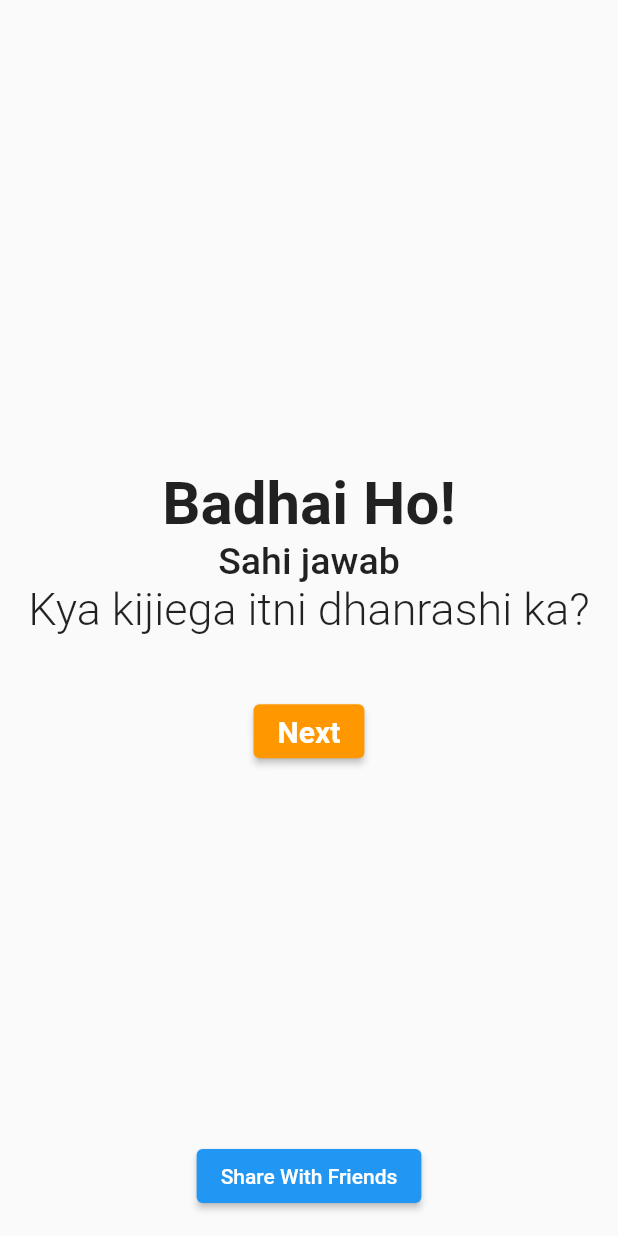
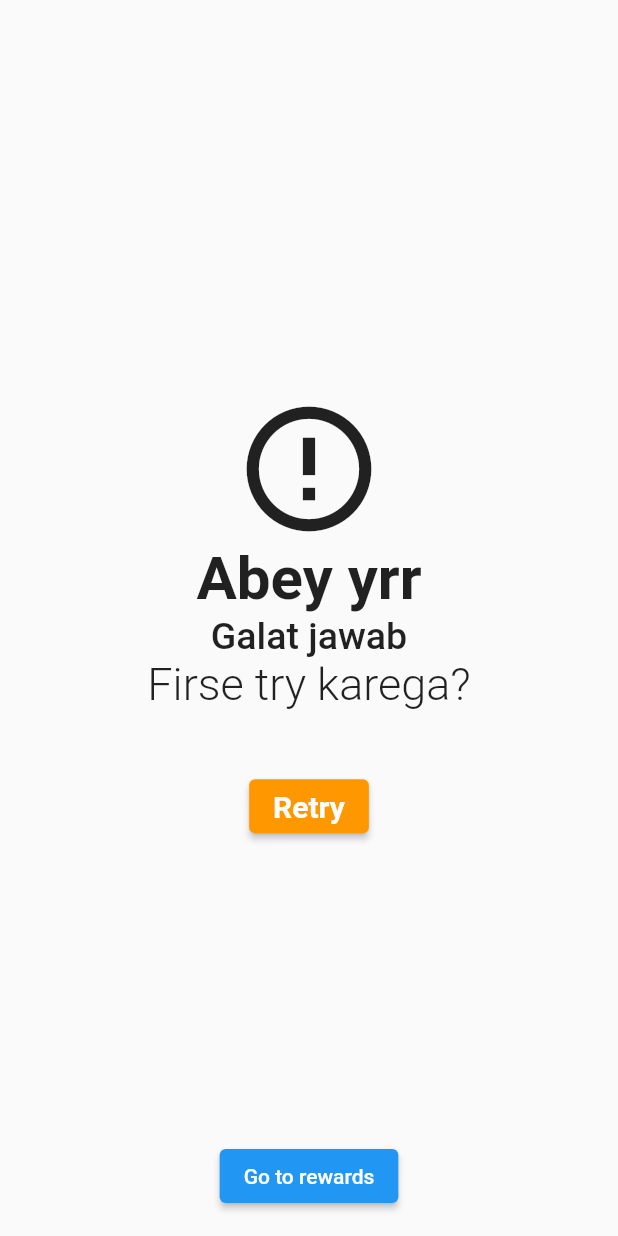
Before and after one commit to YuvrajSingh3110/Flutter_Quiz_App, a Flutter app: the screen it shows after launch, on a phone screen of 412 x 824 dp. Run offline on Flutter 3.47's test engine with Material 2 defaults, Android fonts, the phone set to English and light mode, and no system bars; drawn by our look-alikes of overlay_support; our stand-ins replace carousel_slider, cloud_firestore, confetti, firebase_auth, firebase_core, flutter_signin_button and 3 more; accounts and stored records are empty.

Commit message:
Looser screen

```diff
--- a/lib/main.dart
+++ b/lib/main.dart
@@ -2,7 +2,9 @@ import 'package:firebase_core/firebase_core.dart';
 import 'package:flutter/material.dart';
 import 'package:overlay_support/overlay_support.dart';
 import 'package:quiz_app/Views/login.dart';
+import 'package:quiz_app/services/localdb.dart';
 import 'package:quiz_app/views/home.dart';
+import 'package:quiz_app/views/looser.dart';
 import 'package:quiz_app/views/quiz_intro.dart';
 import 'package:quiz_app/views/quiz_ques.dart';
 import 'package:quiz_app/views/winner.dart';
@@ -13,17 +15,33 @@ Future <void> main() async{
   runApp(const MyApp());
 }
 
-class MyApp extends StatelessWidget {
+class MyApp extends StatefulWidget {
   const MyApp({super.key});
+
+  @override
+  State<MyApp> createState() => _MyAppState();
+}
+
+class _MyAppState extends State<MyApp> {
+
+  bool isLogin = false;
+
+  getLoggedinState() async{
+    await LocalDB.getUserId().then((value) {
+      setState(() {
+        isLogin = true;
+      });
+    });
+  }
 
   // This widget is the root of your application.
   @override
   Widget build(BuildContext context) {
-    return const OverlaySupport.global(
+    return OverlaySupport.global(
       child: MaterialApp(
         debugShowCheckedModeBanner: false,
         title: 'Flutter Demo',
-        home: Winner(),
+        home: isLogin ? Home() : Looser(),
       ),
     );
   }
--- /dev/null
+++ b/lib/views/looser.dart
@@ -0,0 +1,55 @@
+import 'package:flutter/material.dart';
+import 'package:flutter/rendering.dart';
+
+class Looser extends StatelessWidget {
+  const Looser({Key? key}) : super(key: key);
+
+  @override
+  Widget build(BuildContext context) {
+    return Scaffold(
+      floatingActionButton: ElevatedButton(
+        onPressed: () {},
+        child: const Text("Go to rewards"),
+      ),
+      floatingActionButtonLocation: FloatingActionButtonLocation.centerFloat,
+      body: Stack(
+        children: [
+          Container(
+            alignment: Alignment.center,
+            child: Column(
+              mainAxisAlignment: MainAxisAlignment.center,
+              children: [
+                const Icon(Icons.error_outline_sharp, size: 100, ),
+                const Text(
+                  "Abey yrr",
+                  style: TextStyle(fontSize: 40, fontWeight: FontWeight.bold),
+                ),
+                const Text(
+                  "Galat jawab",
+                  style: TextStyle(fontSize: 25, fontWeight: FontWeight.w500),
+                ),
+                const Text(
+                  "Firse try karega?",
+                  style: TextStyle(fontSize: 30, fontWeight: FontWeight.w300),
+                  textAlign: TextAlign.center,
+                ),
+                const SizedBox(
+                  height: 40,
+                ),
+                ElevatedButton(
+                  style:
+                      ElevatedButton.styleFrom(backgroundColor: Colors.orange),
+                  child: const Text(
+                    "Retry",
+                    style: TextStyle(fontSize: 20, fontWeight: FontWeight.bold),
+                  ),
+                  onPressed: () {},
+                ),
+              ],
+            ),
+          ),
+        ],
+      ),
+    );
+  }
+}
```
Also changed, not shown: lib/views/wrong_ques.dart (deleted).
